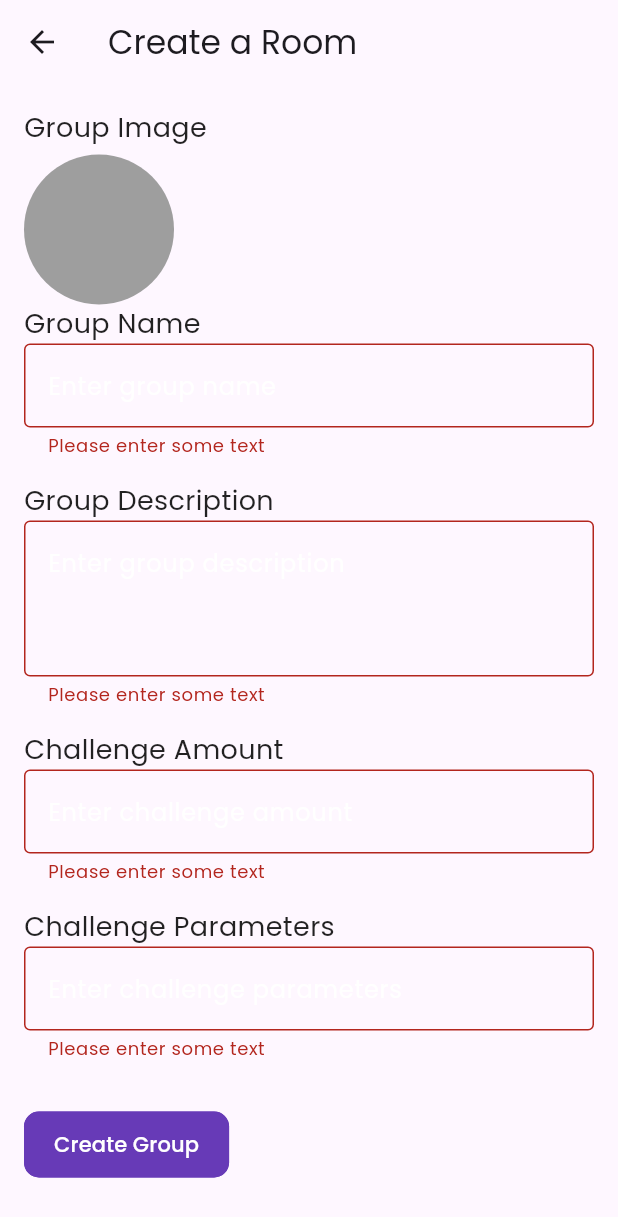
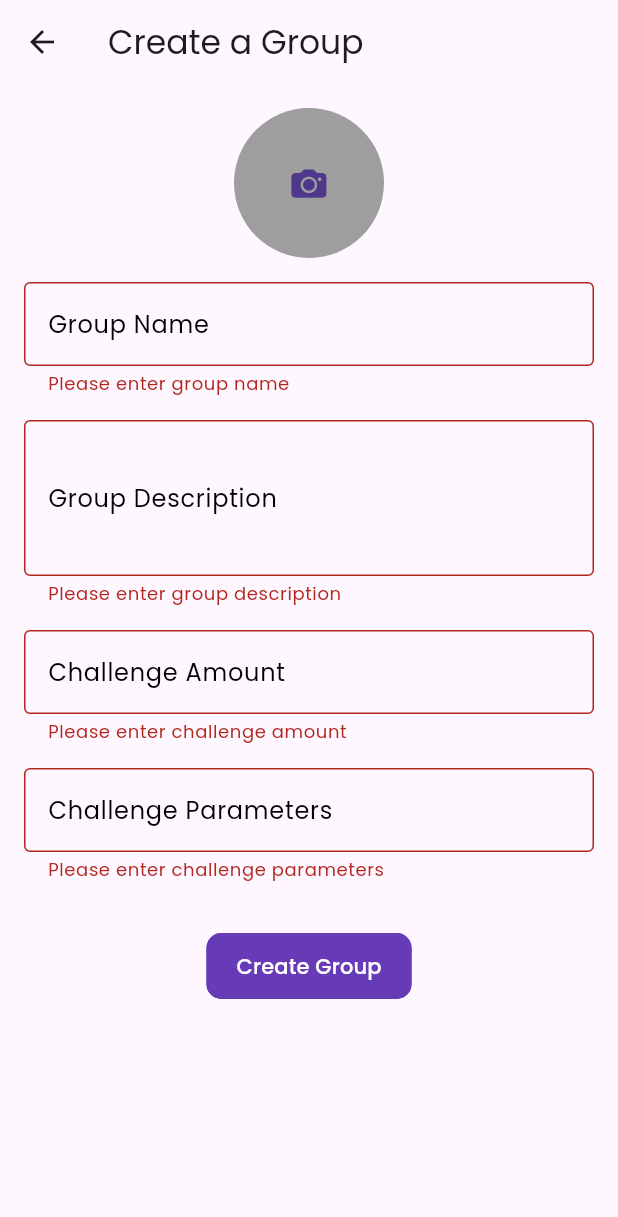
Before and after one commit to ashdude1401/Code_games, a Flutter app: the CreateRoomPage screen opened directly, after a tap on "Create Group", on a phone screen of 412 x 824 dp. Shown: the top 1217 px of the screen. Run offline on Flutter 3.47's test engine with Material 2 defaults, Android fonts, the phone set to English and light mode, and no system bars; our stand-ins replace cached_network_image, cloud_firestore, firebase_auth, firebase_core, firebase_storage, get and 4 more; accounts and stored records are empty; network calls fail.

```diff
--- a/code_games/lib/main.dart
+++ b/code_games/lib/main.dart
@@ -1,3 +1,4 @@
+import 'package:code_games/src/features/creating_rooms/data/repository/group_repository_impl.dart';
 import 'package:firebase_core/firebase_core.dart';
 import 'package:flutter/cupertino.dart';
 import 'package:flutter/material.dart';
@@ -14,7 +15,8 @@ void main() async {
     options: DefaultFirebaseOptions.currentPlatform,
   )
       //After intialization firebase creating AuthenticationRepositoryImpl instance to handle all the authentication stuff
-      .then((value) => Get.put(AuthenticationRepositoryImpl()));
+      .then((value) => Get.put(AuthenticationRepositoryImpl()))
+      .then((value) => Get.put(GroupRepositoryImpl()));
 
   runApp(const MyApp());
 }
--- a/code_games/lib/src/features/core/presentation/pages/home/side_menu/side_menu.dart
+++ b/code_games/lib/src/features/core/presentation/pages/home/side_menu/side_menu.dart
@@ -110,7 +110,7 @@ class _SideMenuState extends State<SideMenu> {
                     )),
                 ListTile(
                   onTap: () {
-                    homeViewController.currentPage = GroupsView();
+                    homeViewController.currentPage = const GroupsView();
                     widget.reverse();
                   },
                   leading: Obx(
@@ -131,8 +131,8 @@ class _SideMenuState extends State<SideMenu> {
                 ),
                 ListTile(
                   onTap: () {
-                    Get.to(() => const AllUsersView(),
-                        transition: Transition.rightToLeft);
+                    homeViewController.currentPage = const AllUsersView();
+                    widget.reverse();
                   },
                   leading: Icon(
                     homeViewController.currentPage is AllUsersView
--- a/code_games/lib/src/features/core/presentation/stateMangement/howe_view_controller.dart
+++ b/code_games/lib/src/features/core/presentation/stateMangement/howe_view_controller.dart
@@ -9,7 +9,7 @@ import '../../../creating_rooms/presentation/pages/create_join_view/new_group.da
 class HomeViewController extends GetxController {
   List<Widget> pages = [
     NewGroupView(),
-    GroupsView(),
+    const GroupsView(),
     const ProfileEditView(),
     const AllUsersView()
   ];
--- a/code_games/lib/src/features/creating_rooms/data/repository/group_repository_impl.dart
+++ b/code_games/lib/src/features/creating_rooms/data/repository/group_repository_impl.dart
@@ -1,8 +1,7 @@
-import 'dart:math';
-
 import 'package:cloud_firestore/cloud_firestore.dart';
 import 'package:code_games/src/features/creating_rooms/data/repository/exception/firestore_expception.dart';
-import 'package:code_games/src/features/core/presentation/pages/home/home_view/home_view.dart';
+
+import 'package:firebase_storage/firebase_storage.dart';
 
 import 'package:get/get.dart';
 
@@ -12,44 +11,9 @@ import '../../domain/repository/Group_repository.dart';
 class GroupRepositoryImpl extends GetxController implements GroupRepository {
   //Intializing firestore instance to perform CRUD operations on the database
 
-  FirebaseFirestore firestore = FirebaseFirestore.instance;
+  final FirebaseFirestore firestore = FirebaseFirestore.instance;
 
-  // @override
-  // Future<void> createRoom(GroupEntity group) async {
-  //   //Creating a new document in the firestore collection with the group name as the document id
-  //   try {
-  //     firestore.collection('groups').add(group.toMap()).then((value) async {
-  //       //Updating the group id of the group created
-  //       await firestore.collection('groups').doc(value.id).update({
-  //         'groupId': value.id,
-  //       }).then((value) {
-  //         //Updating the list of groups created by the user(seraching for the user with the email id and then updating the list of groups created by the user)
-  //         firestore
-  //             .collection('users')
-  //             .where('email', isEqualTo: group.createdBy)
-  //             .get()
-  //             .then((value) {
-  //           if (value.docs.isNotEmpty) {
-  //             for (var element in value.docs) {
-  //               firestore.collection('users').doc(element.id).update({
-  //                 'groups': FieldValue.arrayUnion([group.groupName])
-  //               });
-  //             }
-  //           }
-  //         }).then((value) {
-  //           Get.back();
-  //           Get.snackbar('Success', 'Room Created Successfully',
-  //               snackPosition: SnackPosition.BOTTOM);
-  //         });
-  //       });
-  //     });
-  //   } on FirebaseException catch (e) {
-  //     FirestoreDbFailure.code(e.code);
-  //     Get.snackbar('Error', e.toString());
-  //   } catch (e) {
-  //     Get.snackbar('Error', e.toString());
-  //   }
-  // }
+  final storage = FirebaseStorage.instance;
 
   @override
   Future<void> createRoom(GroupEntity group) async {
@@ -203,4 +167,8 @@ class GroupRepositoryImpl extends GetxController implements GroupRepository {
 
     throw UnimplementedError();
   }
+
+
+
+
 }
--- a/code_games/lib/src/features/creating_rooms/presentation/pages/create_join_view/create_group_page.dart
+++ b/code_games/lib/src/features/creating_rooms/presentation/pages/create_join_view/create_group_page.dart
@@ -1,6 +1,9 @@
+import 'dart:io';
+
+import 'package:flutter/cupertino.dart';
 import 'package:flutter/material.dart';
 import 'package:get/get.dart';
-
+import 'package:image_picker/image_picker.dart';
 import '../../stateMangement/group_controller.dart';
 
 class CreateRoomPage extends StatefulWidget {
@@ -12,116 +15,135 @@ class CreateRoomPage extends StatefulWidget {
 
 class _CreateRoomPageState extends State<CreateRoomPage> {
   final controller = Get.put(GroupController());
+  final _formKey = GlobalKey<FormState>();
 
-  final _formKey = GlobalKey<FormState>();
+  late XFile? _pickedImage;
+
+  // Function to handle image picking from gallery
+  Future<void> _pickImage() async {
+    final pickedImage =
+        await ImagePicker().pickImage(source: ImageSource.gallery);
+    setState(() {
+      _pickedImage = pickedImage;
+    });
+  }
+
+  @override
+  void initState() {
+    _pickedImage = null;
+    // TODO: implement initState
+    super.initState();
+  }
+
   @override
   Widget build(BuildContext context) {
     return Scaffold(
       appBar: AppBar(
-        title: const Text('Create a Room'),
+        title: const Text('Create a Group'),
       ),
       body: SingleChildScrollView(
         padding: const EdgeInsets.all(16.0),
         child: Form(
           key: _formKey,
           child: Column(
-            crossAxisAlignment: CrossAxisAlignment.start,
             children: [
-              const Text(
-                'Group Image',
-                style: TextStyle(fontSize: 18.0),
-              ),
-              const SizedBox(height: 5),
               GestureDetector(
                 onTap: () {
+                  // Handle image selection here
                   // controller.pickImage(Method.gallery);
-                  // setState(() {});
                 },
-                child: CircleAvatar(
+                child: _pickedImage == null
+                    ? CircleAvatar(
                         radius: 50,
                         backgroundColor: Colors.grey,
                         backgroundImage: controller.groupImg.isNotEmpty
                             ? AssetImage(controller.groupImg)
                             : null,
+                        child: const Icon(CupertinoIcons.camera_fill),
+                      )
+                    : ClipRRect(
+                        borderRadius: BorderRadius.circular(50),
+                        child: Image.file(
+                          File(_pickedImage!.path),
+                          fit: BoxFit.cover,
+                          width: 100,
+                          height: 100,
                         ),
                       ),
-              const Text(
-                'Group Name',
-                style: TextStyle(fontSize: 18.0),
               ),
+              const SizedBox(height: 16.0),
               TextFormField(
                 controller: controller.groupName,
                 validator: (value) {
                   if (value == null || value.isEmpty) {
-                    return 'Please enter some text';
+                    return 'Please enter group name';
                   }
                   return null;
                 },
                 decoration: const InputDecoration(
+                  labelText: 'Group Name',
                   hintText: 'Enter group name',
+                  hintStyle: TextStyle(color: Colors.black),
+                  labelStyle: TextStyle(color: Colors.black),
                   border: OutlineInputBorder(),
                 ),
               ),
               const SizedBox(height: 16.0),
-              const Text(
-                'Group Description',
-                style: TextStyle(fontSize: 18.0),
-              ),
               TextFormField(
                 controller: controller.groupDescription,
                 maxLines: 3,
                 validator: (value) {
                   if (value == null || value.isEmpty) {
-                    return 'Please enter some text';
+                    return 'Please enter group description';
                   }
                   return null;
                 },
                 decoration: const InputDecoration(
+                  labelText: 'Group Description',
                   hintText: 'Enter group description',
+                  hintStyle: TextStyle(color: Colors.black),
+                  labelStyle: TextStyle(color: Colors.black),
                   border: OutlineInputBorder(),
                 ),
               ),
               const SizedBox(height: 16.0),
-              const Text(
-                'Challenge Amount',
-                style: TextStyle(fontSize: 18.0),
-              ),
               TextFormField(
                 controller: controller.challengeAmount,
                 validator: (value) {
                   if (value == null || value.isEmpty) {
-                    return 'Please enter some text';
+                    return 'Please enter challenge amount';
                   }
                   return null;
                 },
                 keyboardType: TextInputType.number,
                 decoration: const InputDecoration(
+                  labelText: 'Challenge Amount',
                   hintText: 'Enter challenge amount',
+                  hintStyle: TextStyle(color: Colors.black),
+                  labelStyle: TextStyle(color: Colors.black),
                   border: OutlineInputBorder(),
                 ),
               ),
               const SizedBox(height: 16.0),
-              const Text(
-                'Challenge Parameters',
-                style: TextStyle(fontSize: 18.0),
-              ),
               TextFormField(
                 controller: controller.challengeParameters,
                 validator: (value) {
                   if (value == null || value.isEmpty) {
-                    return 'Please enter some text';
+                    return 'Please enter challenge parameters';
                   }
                   return null;
                 },
                 decoration: const InputDecoration(
+                  labelText: 'Challenge Parameters',
                   hintText: 'Enter challenge parameters',
+                  hintStyle: TextStyle(color: Colors.black),
+                  labelStyle: TextStyle(color: Colors.black),
                   border: OutlineInputBorder(),
                 ),
               ),
               const SizedBox(height: 32.0),
               ElevatedButton(
                 onPressed: () {
-                  // Handle form submission here
                   if (_formKey.currentState!.validate()) {
                     controller.createGroup();
                   }
--- a/code_games/pubspec.yaml
+++ b/code_games/pubspec.yaml
@@ -58,6 +58,7 @@ dependencies:
 
   #for picking the image
   image_picker: ^1.0.4
+  firebase_storage: ^11.2.7
 
 dev_dependencies:
   flutter_test:
```
Also changed, not shown: code_games/lib/src/features/auth/data/repository/authentication_repository_impl.dart (+64 -8 lines), code_games/lib/src/features/creating_rooms/domain/repository/group_repository.dart (+7 -3 lines), code_games/lib/src/features/creating_rooms/presentation/pages/groups_view/groups_view.dart (+9 -3 lines), code_games/lib/src/features/creating_rooms/presentation/stateMangement/group_controller.dart (+21 -3 lines), code_games/lib/src/features/users/presentation/pages/profile_view/profile_edit_view.dart (+61 -22 lines), code_games/pubspec.lock, 1 other file. Lines whose indentation alone changed are shown as unchanged.
